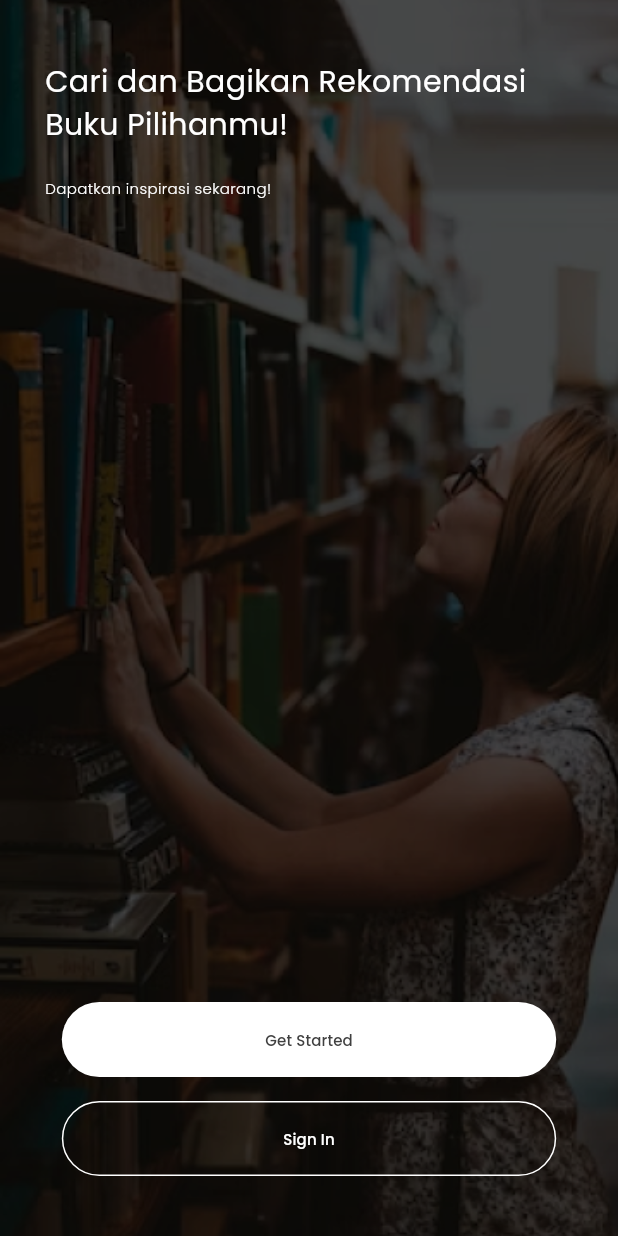
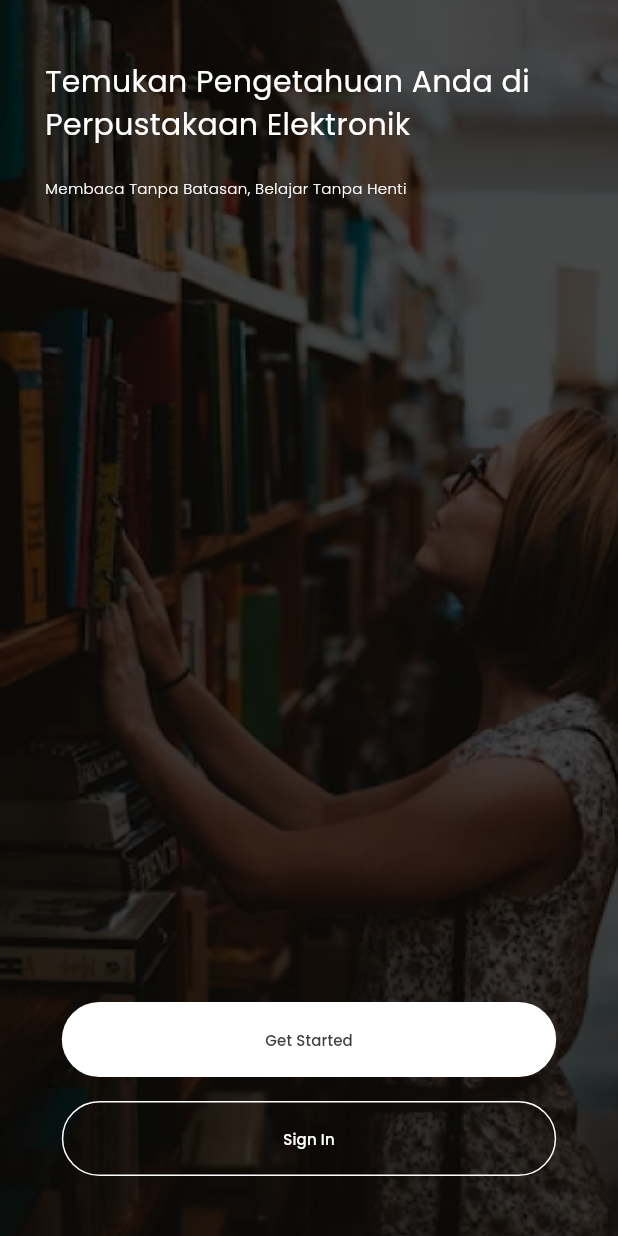
Before and after one commit to miqdadabdillah/Submission-Dicoding-Belajar-Membuat-Aplikasi-Flutter-untuk-Pemula, a Flutter app: the screen it shows after launch, on a phone screen of 412 x 824 dp. Run offline on Flutter 3.47's test engine with Material 3 defaults, Android fonts, the phone set to English and light mode, and no system bars; our stand-ins replace google_fonts.

Commit message:
Started Page

```diff
--- a/lib/pages/started_page.dart
+++ b/lib/pages/started_page.dart
@@ -24,10 +24,12 @@ class StartedPage extends StatelessWidget {
                   mainAxisAlignment: MainAxisAlignment.spaceBetween,
                   children: [
                     Column(
-                      crossAxisAlignment: CrossAxisAlignment.start,
+                      crossAxisAlignment: constraints.maxWidth > 600
+                          ? CrossAxisAlignment.center
+                          : CrossAxisAlignment.start,
                       children: [
                         Text(
-                          'Cari dan Bagikan Rekomendasi Buku Pilihanmu!',
+                          'Temukan Pengetahuan Anda di Perpustakaan Elektronik',
                           style: GoogleFonts.poppins(
                               fontSize: constraints.maxWidth > 600 ? 32 : 20,
                               color: Colors.white,
@@ -35,9 +37,9 @@ class StartedPage extends StatelessWidget {
                         ),
                         const SizedBox(height: 20),
                         Text(
-                          'Dapatkan inspirasi sekarang!',
+                          'Membaca Tanpa Batasan, Belajar Tanpa Henti',
                           style: GoogleFonts.poppins(
-                              fontSize: constraints.maxWidth > 600 ? 14 : 10,
+                              fontSize: constraints.maxWidth > 600 ? 18 : 10,
                               color: Colors.white,
                               fontWeight: FontWeight.w300),
                         ),
```
